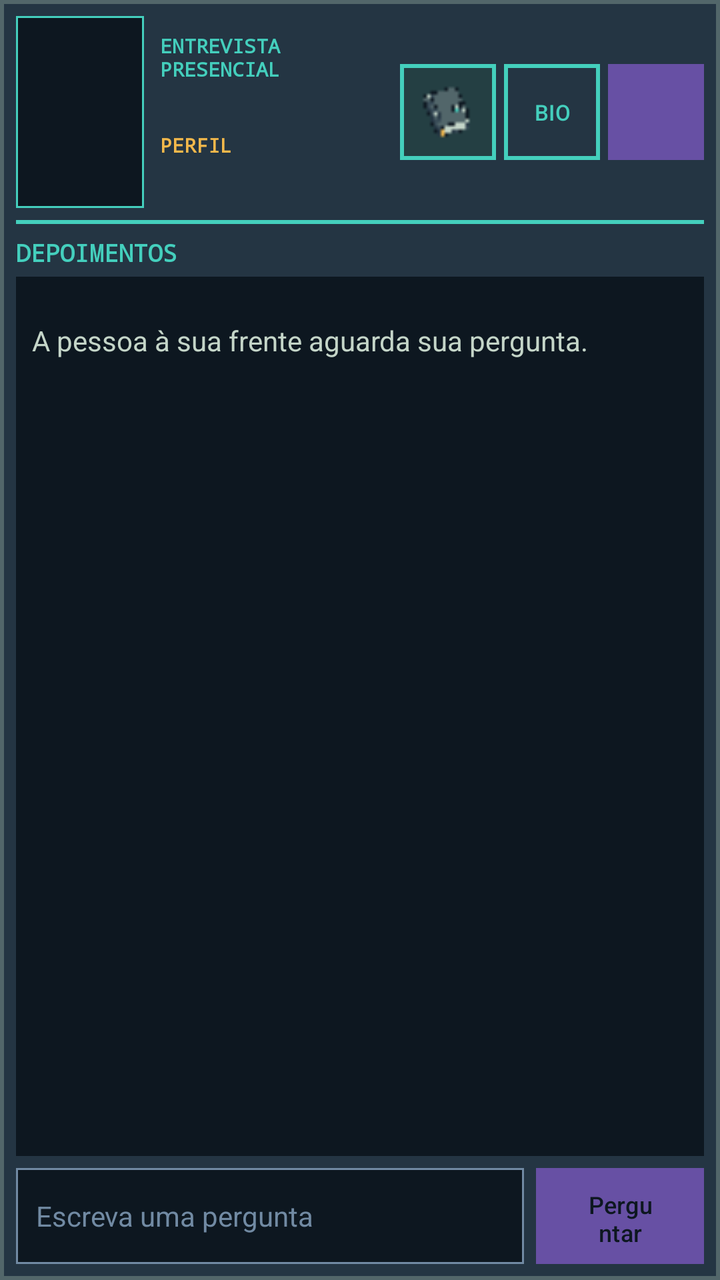
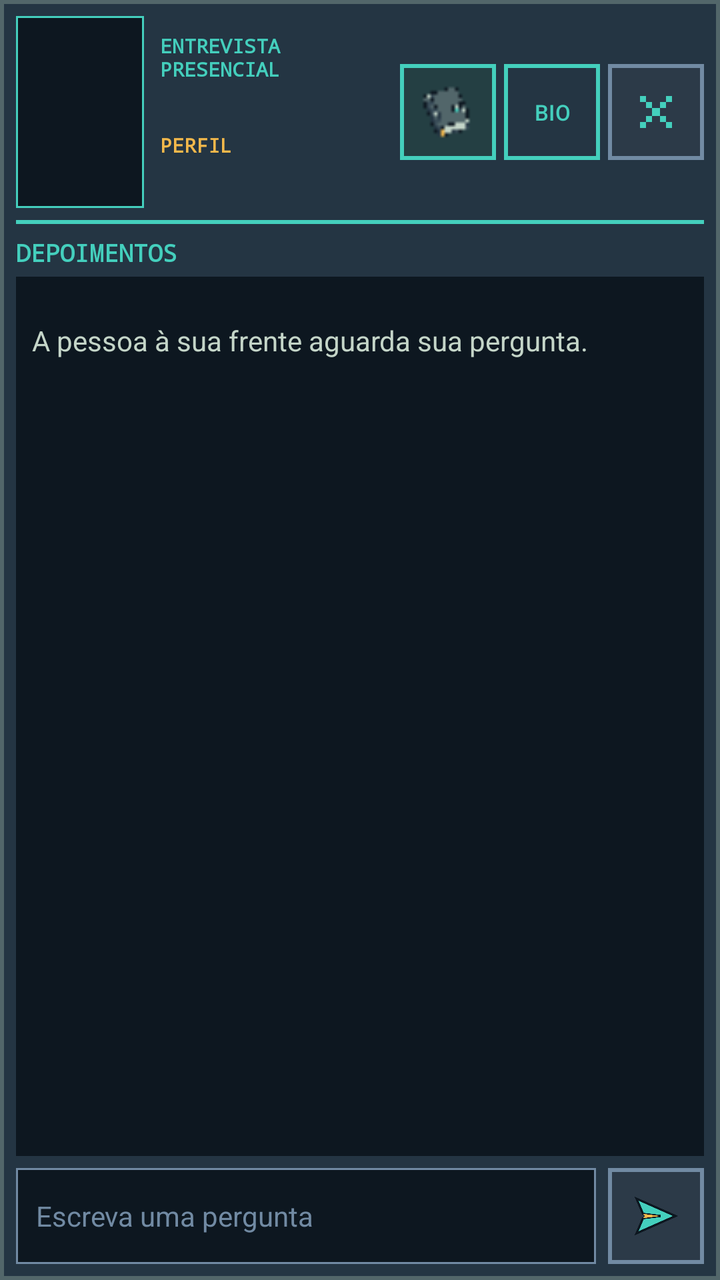

Screens rendered from an Android XML layout before and after an edit, with the pre-edit source and the edit as a unified diff.
<!-- AndroidManifest.xml: application theme Theme.Marvel -->
<!-- res/layout/dialog_interview.xml -->
<?xml version="1.0" encoding="utf-8"?>
<LinearLayout xmlns:android="http://schemas.android.com/apk/res/android"
    xmlns:app="http://schemas.android.com/apk/res-auto"
    android:id="@+id/interview_root"
    android:layout_width="match_parent"
    android:layout_height="match_parent"
    android:background="@drawable/interview_dialog_frame"
    android:descendantFocusability="afterDescendants"
    android:focusableInTouchMode="true"
    android:orientation="vertical"
    android:padding="8dp">

    <LinearLayout
        android:id="@+id/interview_identity"
        android:layout_width="match_parent"
        android:layout_height="wrap_content"
        android:gravity="center_vertical"
        android:orientation="horizontal"
        android:paddingBottom="6dp">

        <ImageView
            android:id="@+id/interview_portrait"
            android:layout_width="64dp"
            android:layout_height="96dp"
            android:background="@drawable/interview_portrait_frame"
            android:contentDescription="@string/interview_portrait_description"
            android:padding="1dp"
            android:scaleType="fitCenter" />

        <LinearLayout
            android:layout_width="0dp"
            android:layout_height="wrap_content"
            android:layout_marginStart="8dp"
            android:layout_weight="1"
            android:orientation="vertical">

            <TextView
                android:layout_width="match_parent"
                android:layout_height="wrap_content"
                android:fontFamily="monospace"
                android:text="@string/interview_scene_tag"
                android:textColor="#44CFBD"
                android:textSize="10sp"
                android:textStyle="bold" />

            <TextView
                android:id="@+id/interview_name"
                android:layout_width="match_parent"
                android:layout_height="wrap_content"
                android:ellipsize="end"
                android:fontFamily="monospace"
                android:maxLines="2"
                android:textColor="#C4D5C8"
                android:textSize="18sp"
                android:textStyle="bold" />

            <TextView
                android:layout_width="match_parent"
                android:layout_height="wrap_content"
                android:fontFamily="monospace"
                android:text="@string/interview_personality_tag"
                android:textColor="#F2B84B"
                android:textSize="10sp"
                android:textStyle="bold" />

            <TextView
                android:id="@+id/interview_personality"
                android:layout_width="match_parent"
                android:layout_height="wrap_content"
                android:ellipsize="end"
                android:maxLines="2"
                android:textColor="#C4D5C8"
                android:textSize="12sp" />
        </LinearLayout>

        <ImageButton
            android:id="@+id/interview_notebook"
            android:layout_width="48dp"
            android:layout_height="48dp"
            android:layout_marginStart="4dp"
            android:background="@drawable/hotbar_notebook_selector"
            android:contentDescription="@string/case_notebook_description"
            android:minWidth="48dp"
            android:minHeight="48dp"
            android:nextFocusForward="@id/interview_close"
            android:padding="10dp"
            android:scaleType="fitCenter"
            android:src="@drawable/ic_hotbar_notebook" />

        <Button
            android:id="@+id/interview_profile"
            android:layout_width="48dp"
            android:layout_height="48dp"
            android:layout_marginStart="4dp"
            android:background="@drawable/profile_button_selector"
            android:backgroundTint="@null"
            android:contentDescription="@string/comic_vine_open_profile"
            android:minWidth="48dp"
            android:minHeight="48dp"
            android:nextFocusForward="@id/interview_profile"
            android:text="@string/comic_vine_profile_short"
            android:textAllCaps="false"
            android:textColor="@color/profile_button_text"
            android:textSize="11sp"
            android:paddingStart="0dp"
            android:paddingEnd="0dp"
            android:stateListAnimator="@null"
            app:backgroundTint="@null" />

        <Button
            android:id="@+id/interview_close"
            android:layout_width="48dp"
            android:layout_height="48dp"
            android:layout_marginStart="4dp"
            android:background="@drawable/interview_close_selector"
            android:contentDescription="@string/close"
            android:focusable="true"
            android:minWidth="48dp"
            android:minHeight="48dp"
            android:nextFocusForward="@id/interview_input"
            android:text="&#215;"
            android:textColor="#0D1720"
            android:textSize="24sp" />
    </LinearLayout>

    <View
        android:layout_width="match_parent"
        android:layout_height="2dp"
        android:background="#44CFBD" />

    <TextView
        android:id="@+id/interview_transcript_header"
        android:layout_width="match_parent"
        android:layout_height="wrap_content"
        android:fontFamily="monospace"
        android:paddingTop="6dp"
        android:paddingBottom="4dp"
        android:text="@string/interview_transcript_title"
        android:textColor="#44CFBD"
        android:textSize="12sp"
        android:textStyle="bold" />

    <ScrollView
        android:id="@+id/interview_transcript_scroll"
        android:layout_width="match_parent"
        android:layout_height="0dp"
        android:layout_weight="1"
        android:background="#0D1720"
        android:clipToPadding="false"
        android:fillViewport="true"
        android:focusable="false"
        android:minHeight="48dp"
        android:overScrollMode="ifContentScrolls">

        <LinearLayout
            android:id="@+id/interview_transcript"
            android:layout_width="match_parent"
            android:layout_height="wrap_content"
            android:orientation="vertical"
            android:padding="8dp">

            <TextView
                android:id="@+id/interview_transcript_empty"
                android:layout_width="match_parent"
                android:layout_height="wrap_content"
                android:gravity="center_vertical"
                android:minHeight="48dp"
                android:text="@string/chat_empty"
                android:textColor="#C4D5C8"
                android:textSize="14sp" />
        </LinearLayout>
    </ScrollView>

    <LinearLayout
        android:id="@+id/interview_status_panel"
        android:layout_width="match_parent"
        android:layout_height="wrap_content"
        android:layout_marginTop="6dp"
        android:background="@drawable/interview_status_frame"
        android:gravity="center_vertical"
        android:minHeight="32dp"
        android:orientation="horizontal"
        android:paddingStart="8dp"
        android:paddingEnd="8dp"
        android:visibility="gone">

        <View
            android:id="@+id/interview_status_marker"
            android:layout_width="8dp"
            android:layout_height="8dp"
            android:background="@drawable/interview_status_marker_selector"
            android:importantForAccessibility="no" />

        <TextView
            android:id="@+id/interview_status"
            android:layout_width="0dp"
            android:layout_height="wrap_content"
            android:layout_marginStart="8dp"
            android:layout_weight="1"
            android:accessibilityLiveRegion="polite"
            android:paddingTop="4dp"
            android:paddingBottom="4dp"
            android:textColor="#F2B84B"
            android:textSize="12sp" />
    </LinearLayout>

    <LinearLayout
        android:layout_width="match_parent"
        android:layout_height="48dp"
        android:layout_marginTop="6dp"
        android:gravity="center_vertical"
        android:orientation="horizontal">

        <EditText
            android:id="@+id/interview_input"
            android:layout_width="0dp"
            android:layout_height="48dp"
            android:layout_weight="1"
            android:background="@drawable/interview_input_frame"
            android:hint="@string/chat_input_hint"
            android:imeOptions="actionSend|flagNoExtractUi"
            android:inputType="textCapSentences|textMultiLine"
            android:maxLines="2"
            android:minHeight="48dp"
            android:minWidth="88dp"
            android:nextFocusForward="@id/interview_send"
            android:paddingStart="10dp"
            android:paddingEnd="10dp"
            android:textColor="#C4D5C8"
            android:textColorHint="#718AA3"
            android:textSize="14sp" />

        <Button
            android:id="@+id/interview_send"
            android:layout_width="84dp"
            android:layout_height="48dp"
            android:layout_marginStart="6dp"
            android:background="@drawable/interview_send_selector"
            android:minWidth="48dp"
            android:minHeight="48dp"
            android:nextFocusForward="@id/interview_retry"
            android:text="@string/interview_ask"
            android:textAllCaps="false"
            android:textColor="#0D1720"
            android:textSize="12sp" />

        <Button
            android:id="@+id/interview_retry"
            android:layout_width="96dp"
            android:layout_height="48dp"
            android:layout_marginStart="4dp"
            android:background="@drawable/interview_retry_selector"
            android:minWidth="48dp"
            android:minHeight="48dp"
            android:nextFocusForward="@id/interview_close"
            android:text="@string/retry"
            android:textAllCaps="false"
            android:textColor="#0D1720"
            android:textSize="11sp"
            android:visibility="gone" />
    </LinearLayout>
</LinearLayout>
<!-- resources referenced by this layout -->
<resources>
  <!-- drawable interview_close_selector (drawable) -->
  <?xml version="1.0" encoding="utf-8"?>
  <selector xmlns:android="http://schemas.android.com/apk/res/android">
      <item android:state_focused="true">
          <shape android:shape="rectangle">
              <solid android:color="#F2B84B" />
              <stroke android:width="2dp" android:color="#C4D5C8" />
              <corners android:radius="0dp" />
          </shape>
      </item>
      <item>
          <shape android:shape="rectangle">
              <solid android:color="#44CFBD" />
              <stroke android:width="1dp" android:color="#0D1720" />
              <corners android:radius="0dp" />
          </shape>
      </item>
  </selector>
  <!-- drawable interview_dialog_frame (drawable) -->
  <?xml version="1.0" encoding="utf-8"?>
  <shape xmlns:android="http://schemas.android.com/apk/res/android" android:shape="rectangle">
      <solid android:color="#243543" />
      <stroke android:width="2dp" android:color="#52666A" />
      <corners android:radius="0dp" />
  </shape>
  <!-- drawable interview_portrait_frame (drawable) -->
  <?xml version="1.0" encoding="utf-8"?>
  <shape xmlns:android="http://schemas.android.com/apk/res/android" android:shape="rectangle">
      <solid android:color="#0D1720" />
      <stroke android:width="1dp" android:color="#44CFBD" />
      <corners android:radius="0dp" />
  </shape>
  <!-- drawable interview_send_selector (drawable) -->
  <?xml version="1.0" encoding="utf-8"?>
  <selector xmlns:android="http://schemas.android.com/apk/res/android">
      <item android:state_focused="true">
          <shape android:shape="rectangle">
              <solid android:color="#F2B84B" />
              <stroke android:width="2dp" android:color="#C4D5C8" />
              <corners android:radius="0dp" />
          </shape>
      </item>
      <item>
          <shape android:shape="rectangle">
              <solid android:color="#44CFBD" />
              <stroke android:width="1dp" android:color="#0D1720" />
              <corners android:radius="0dp" />
          </shape>
      </item>
  </selector>
  <!-- drawable interview_status_marker_selector (drawable) -->
  <?xml version="1.0" encoding="utf-8"?>
  <selector xmlns:android="http://schemas.android.com/apk/res/android">
      <item android:state_selected="true">
          <shape android:shape="rectangle">
              <solid android:color="#F2B84B" />
              <stroke android:width="1dp" android:color="#44CFBD" />
              <corners android:radius="0dp" />
          </shape>
      </item>
      <item>
          <shape android:shape="rectangle">
              <solid android:color="#E4675D" />
              <corners android:radius="0dp" />
          </shape>
      </item>
  </selector>
  <string name="case_notebook_description">Abrir caderno do caso</string>
  <string name="chat_empty">A pessoa à sua frente aguarda sua pergunta.</string>
  <string name="chat_input_hint">Escreva uma pergunta</string>
  <string name="close">Fechar</string>
  <string name="comic_vine_open_profile">Abrir perfil de %1$s</string>
  <string name="comic_vine_profile_short">BIO</string>
  <string name="interview_ask">Perguntar</string>
  <string name="interview_personality_tag">PERFIL</string>
  <string name="interview_portrait_description">Retrato de %1$s</string>
  <string name="interview_scene_tag">ENTREVISTA PRESENCIAL</string>
  <string name="interview_transcript_title">DEPOIMENTOS</string>
  <string name="retry">Tentar novamente</string>
  <style name="Theme.Marvel" parent="Base.Theme.Marvel" />
  <style name="Base.Theme.Marvel" parent="Theme.Material3.DayNight.NoActionBar">
          
          
      </style>
  <!-- unchanged entries left out for length: 6 -->
</resources>

<!-- the commit's change to res/layout/dialog_interview.xml (unified diff, before → after) -->
@@ -97,7 +97,7 @@
             android:contentDescription="@string/comic_vine_open_profile"
             android:minWidth="48dp"
             android:minHeight="48dp"
-            android:nextFocusForward="@id/interview_profile"
+            android:nextFocusForward="@id/interview_close"
             android:text="@string/comic_vine_profile_short"
             android:textAllCaps="false"
             android:textColor="@color/profile_button_text"
@@ -107,20 +107,20 @@
             android:stateListAnimator="@null"
             app:backgroundTint="@null" />
 
-        <Button
+        <ImageButton
             android:id="@+id/interview_close"
             android:layout_width="48dp"
             android:layout_height="48dp"
             android:layout_marginStart="4dp"
-            android:background="@drawable/interview_close_selector"
+            android:background="@drawable/hotbar_clue_selector"
             android:contentDescription="@string/close"
             android:focusable="true"
             android:minWidth="48dp"
             android:minHeight="48dp"
             android:nextFocusForward="@id/interview_input"
-            android:text="&#215;"
-            android:textColor="#0D1720"
-            android:textSize="24sp" />
+            android:padding="12dp"
+            android:scaleType="fitCenter"
+            android:src="@drawable/ic_interview_close" />
     </LinearLayout>
 
     <View
@@ -230,19 +230,19 @@
             android:textColorHint="#718AA3"
             android:textSize="14sp" />
 
-        <Button
+        <ImageButton
             android:id="@+id/interview_send"
-            android:layout_width="84dp"
+            android:layout_width="48dp"
             android:layout_height="48dp"
             android:layout_marginStart="6dp"
-            android:background="@drawable/interview_send_selector"
+            android:background="@drawable/hotbar_clue_selector"
+            android:contentDescription="@string/interview_ask"
             android:minWidth="48dp"
             android:minHeight="48dp"
             android:nextFocusForward="@id/interview_retry"
-            android:text="@string/interview_ask"
-            android:textAllCaps="false"
-            android:textColor="#0D1720"
-            android:textSize="12sp" />
+            android:padding="11dp"
+            android:scaleType="fitCenter"
+            android:src="@drawable/ic_interview_send" />
 
         <Button
             android:id="@+id/interview_retry"
<!-- resource entries referenced after the edit -->
@@ -1,23 +1,50 @@
 <!-- resources referenced by this layout -->
 <resources>
-  <!-- drawable interview_close_selector (drawable) -->
+  <!-- drawable hotbar_clue_selector (drawable) -->
   <?xml version="1.0" encoding="utf-8"?>
   <selector xmlns:android="http://schemas.android.com/apk/res/android">
-      <item android:state_focused="true">
+      <item android:state_selected="true">
           <shape android:shape="rectangle">
-              <solid android:color="#F2B84B" />
-              <stroke android:width="2dp" android:color="#C4D5C8" />
+              <solid android:color="#514A34" />
+              <stroke android:width="2dp" android:color="#F2B84B" />
               <corners android:radius="0dp" />
           </shape>
       </item>
       <item>
           <shape android:shape="rectangle">
-              <solid android:color="#44CFBD" />
-              <stroke android:width="1dp" android:color="#0D1720" />
+              <solid android:color="#2C3A48" />
+              <stroke android:width="2dp" android:color="#718AA3" />
               <corners android:radius="0dp" />
           </shape>
       </item>
   </selector>
+  <!-- drawable ic_interview_close (drawable) -->
+  <?xml version="1.0" encoding="utf-8"?>
+  <vector xmlns:android="http://schemas.android.com/apk/res/android"
+      android:width="24dp"
+      android:height="24dp"
+      android:viewportWidth="24"
+      android:viewportHeight="24">
+      <path
+          android:fillColor="#44CFBD"
+          android:pathData="M4,4h3v3H4z M7,7h3v3H7z M10,10h4v4h-4z M14,7h3v3h-3z M17,4h3v3h-3z M7,14h3v3H7z M4,17h3v3H4z M14,14h3v3h-3z M17,17h3v3h-3z" />
+  </vector>
+  <!-- drawable ic_interview_send (drawable) -->
+  <?xml version="1.0" encoding="utf-8"?>
+  <vector xmlns:android="http://schemas.android.com/apk/res/android"
+      android:width="24dp"
+      android:height="24dp"
+      android:viewportWidth="24"
+      android:viewportHeight="24">
+      <path
+          android:fillColor="#44CFBD"
+          android:strokeColor="#0D1720"
+          android:strokeWidth="1"
+          android:pathData="M3,4 L21,12 L3,20 L6,13 L14,12 L6,11 Z" />
+      <path
+          android:fillColor="#F2B84B"
+          android:pathData="M6,11 L14,12 L6,13 L7,12 Z" />
+  </vector>
   <!-- drawable interview_dialog_frame (drawable) -->
   <?xml version="1.0" encoding="utf-8"?>
   <shape xmlns:android="http://schemas.android.com/apk/res/android" android:shape="rectangle">
@@ -32,24 +59,6 @@
       <stroke android:width="1dp" android:color="#44CFBD" />
       <corners android:radius="0dp" />
   </shape>
-  <!-- drawable interview_send_selector (drawable) -->
-  <?xml version="1.0" encoding="utf-8"?>
-  <selector xmlns:android="http://schemas.android.com/apk/res/android">
-      <item android:state_focused="true">
-          <shape android:shape="rectangle">
-              <solid android:color="#F2B84B" />
-              <stroke android:width="2dp" android:color="#C4D5C8" />
-              <corners android:radius="0dp" />
-          </shape>
-      </item>
-      <item>
-          <shape android:shape="rectangle">
-              <solid android:color="#44CFBD" />
-              <stroke android:width="1dp" android:color="#0D1720" />
-              <corners android:radius="0dp" />
-          </shape>
-      </item>
-  </selector>
   <!-- drawable interview_status_marker_selector (drawable) -->
   <?xml version="1.0" encoding="utf-8"?>
   <selector xmlns:android="http://schemas.android.com/apk/res/android">
